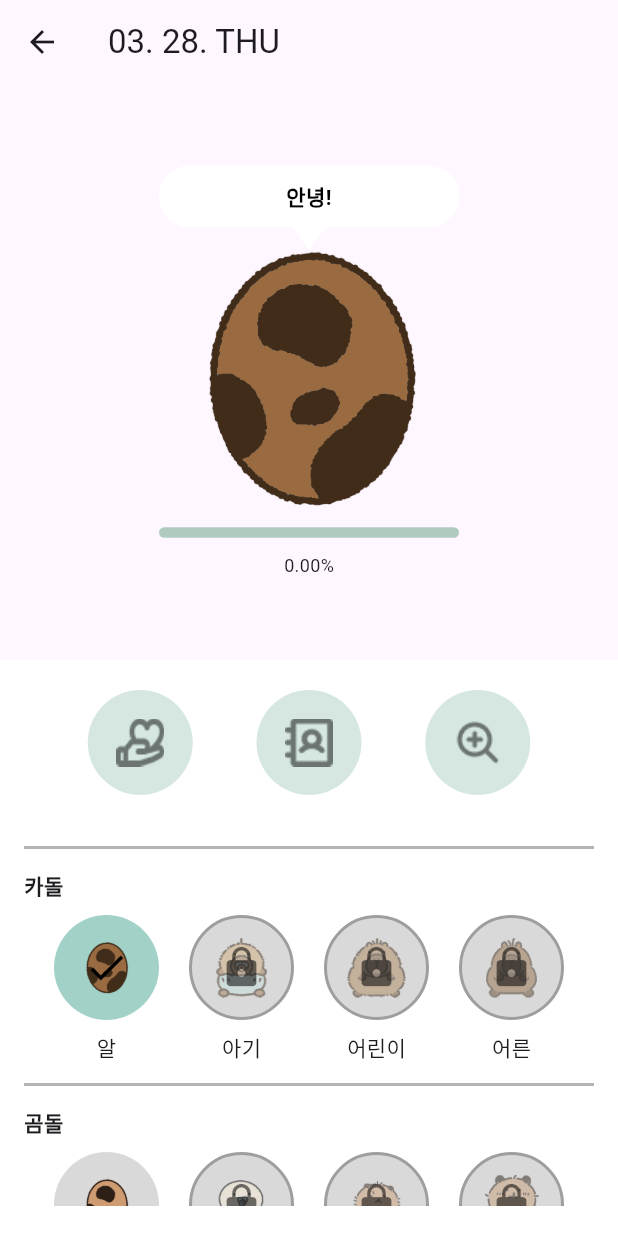
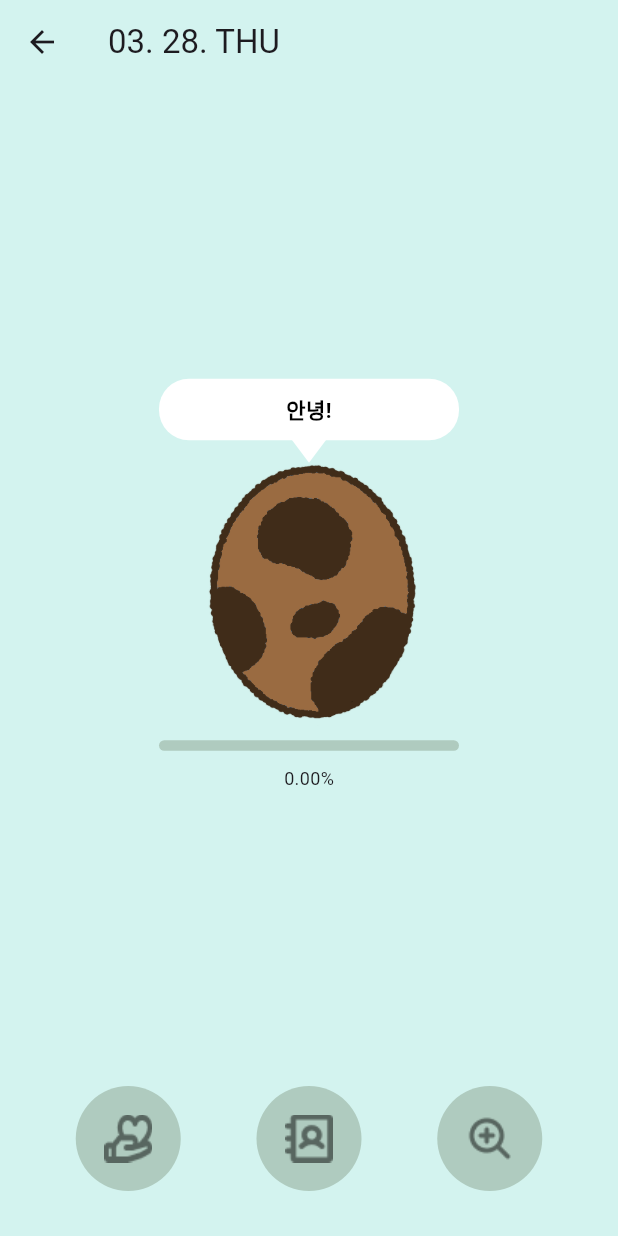
Before and after one commit to rin213104/tamibara, a Flutter app: the CharacterScreen screen opened directly, on a phone screen of 412 x 824 dp. Run offline on Flutter 3.47's test engine with Material 3 defaults, Android fonts, the phone set to English and light mode, and no system bars; our stand-ins replace fluttertoast, shared_preferences, sqflite; accounts and stored records are empty.

Commit message:
Update gaming.dart

```diff
--- a/lib/screen/gaming.dart
+++ b/lib/screen/gaming.dart
@@ -1,6 +1,6 @@
 import 'package:flutter/material.dart';
 import 'dart:math';
-import '../const/colors.dart';
+import '../const/colors.dart'; // Ensure this import is correct and the file exists
 
 void main() {
   runApp(MyApp());
@@ -31,12 +31,13 @@ class CharacterScreen extends StatefulWidget {
   _CharacterScreenState createState() => _CharacterScreenState();
 }
 
-class _CharacterScreenState extends State<CharacterScreen> {
+class _CharacterScreenState extends State<CharacterScreen> with TickerProviderStateMixin {
   String _currentCharacter = '카돌';
   String _currentCharacterImage = 'assets/images/카돌알.png';
-  String _selectedButton = 'assets/images/카돌알.png';
-  bool _isCharacterSelection = true;
   String _currentSentence = '안녕!';
+
+  bool _showCharacterSelection = false;
+  bool _showCharacterStats = false;
 
   final Map<String, List<String>> _characterSentences = {
     '카돌': [
@@ -88,9 +89,9 @@ class _CharacterScreenState extends State<CharacterScreen> {
   };
 
   final Map<String, Map<String, int>> _characterStats = {
-    '카돌': {'growth': 0, 'intimacy': 30, 'stage': 0, 'totalGrowth': -23000},
-    '곰돌': {'growth': 0, 'intimacy': 50, 'stage': 0, 'totalGrowth': -23000},
-    '냥돌': {'growth': 0, 'intimacy': 70, 'stage': 0, 'totalGrowth': -23000},
+    '카돌': {'growth': 0, 'intimacy': 0, 'stage': 0, 'totalGrowth': 0},
+    '곰돌': {'growth': 0, 'intimacy': 0, 'stage': 0, 'totalGrowth': 0},
+    '냥돌': {'growth': 0, 'intimacy': 0, 'stage': 0, 'totalGrowth': 0},
   };
 
   final Map<int, int> _growthRequirements = {
@@ -103,7 +104,6 @@ class _CharacterScreenState extends State<CharacterScreen> {
     setState(() {
       _currentCharacter = character;
       _currentCharacterImage = newImagePath;
-      _selectedButton = newImagePath;
       _updateSentence();
     });
   }
@@ -126,101 +126,44 @@ class _CharacterScreenState extends State<CharacterScreen> {
     }
   }
 
-  void _showCharacterSelection() {
+  void _toggleCharacterSelection() {
     setState(() {
-      _isCharacterSelection = true;
+      _showCharacterSelection = !_showCharacterSelection;
+      _showCharacterStats = false; // 캐릭터 선택창이 열릴 때 캐릭터 상태창을 닫음
     });
   }
 
-  void _showCharacterStats() {
+  void _toggleCharacterStats() {
     setState(() {
-      _isCharacterSelection = false;
+      _showCharacterStats = !_showCharacterStats;
+      _showCharacterSelection = false; // 캐릭터 상태창이 열릴 때 캐릭터 선택창을 닫음
     });
   }
 
-  /*void _increaseGrowth() {
-    setState(() {
-      final stats = _characterStats[_currentCharacter]!;
-      final currentStage = stats['stage']!;
-      final currentGrowth = stats['growth']!;
-      final totalGrowth = stats['totalGrowth']!;
-
-      stats['totalGrowth'] = totalGrowth + 1000;
-
-      if (currentStage < 3) {
-        final requiredGrowth = _growthRequirements[currentStage]!;
-        if (currentGrowth + 1000 >= requiredGrowth) {
-          stats['growth'] = 0;
-          stats['stage'] = currentStage + 1;
-
-          String newImagePath;
-          if (_currentCharacter == '카돌') {
-            newImagePath = 'assets/images/카돌${_stageSuffix(currentStage + 1)}.png';
-          } else if (_currentCharacter == '곰돌') {
-            newImagePath = 'assets/images/곰돌${_stageSuffix(currentStage + 1)}.png';
-          } else {
-            newImagePath = 'assets/images/냥돌${_stageSuffix(currentStage + 1)}.png';
-          }
-          _updateCharacterImage(_currentCharacter, newImagePath);
-        } else {
-          stats['growth'] = currentGrowth + 1000;
-        }
-      } else {
-        stats['growth'] = currentGrowth + 1000;
-      }
-    });
-  }*/
-
-  String _stageSuffix(int stage) {
-    switch (stage) {
-      case 0:
-        return '알';
-      case 1:
-        return '아기';
-      case 2:
-        return '어린이';
-      case 3:
-      default:
-        return '';
-    }
-  }
-  Widget _buildLinearProgressIndicator(int currentStage, int growth, int requiredGrowth, int totalGrowth) {
-    if (currentStage < 3) {
-      return SizedBox(
-        width: 200,
-        child: LinearProgressIndicator(
-          value: growth / requiredGrowth,
-          minHeight: 7,
-          borderRadius: BorderRadius.circular(10),
-          backgroundColor: Color(0xFFAFCBBF),
-          valueColor: AlwaysStoppedAnimation<Color>(Color(0xFF5B9A90)),
+  void _showHeartAnimation(BuildContext context) {
+    final RenderBox buttonRenderBox = context.findRenderObject() as RenderBox;
+    final buttonPosition = buttonRenderBox.localToGlobal(Offset.zero);
+    final overlay = Overlay.of(context);
+    final overlayEntry = OverlayEntry(
+      builder: (context) => Positioned(
+        top: buttonPosition.dy - 50,
+        left: buttonPosition.dx + buttonRenderBox.size.width / 2 - 25,
+        child: HeartAnimation(),
       ),
     );
-    } else {
-      return SizedBox(
-        width: 200,
-        child: LinearProgressIndicator(
-          value: totalGrowth / (totalGrowth + 1),
-          minHeight: 7,
-          borderRadius: BorderRadius.circular(10),
-          backgroundColor: Color(0xFFAFCBBF),
-          valueColor: AlwaysStoppedAnimation<Color>(Color(0xFF5B9A90)),
-        ),
-      );
-    }
+
+    overlay.insert(overlayEntry);
+
+    Future.delayed(Duration(seconds: 2), () {
+      overlayEntry.remove();
+    });
   }
 
   @override
   Widget build(BuildContext context) {
-    final stats = _characterStats[_currentCharacter]!;
-    final growth = stats['growth']!;
-    final totalGrowth = stats['totalGrowth']!;
-    final currentStage = stats['stage']!;
-    final requiredGrowth = _growthRequirements[currentStage] ?? 1;
-    final growthPercentage = (growth / requiredGrowth) * 100;
-
     return Scaffold(
       appBar: AppBar(
+        backgroundColor: PRIMARY_COLOR,
         title: Text('03. 28. THU'),
         leading: IconButton(
           icon: Icon(Icons.arrow_back),
@@ -229,7 +172,9 @@ class _CharacterScreenState extends State<CharacterScreen> {
           },
         ),
       ),
-      body: Column(
+      body: Container(
+        color: PRIMARY_COLOR, // 바디 배경색 설정
+        child: Column(
           children: [
             Expanded(
               flex: 1,
@@ -277,92 +222,84 @@ class _CharacterScreenState extends State<CharacterScreen> {
                     ),
                     SizedBox(
                       width: 200,
-                    child: _buildLinearProgressIndicator(currentStage, growth, requiredGrowth, totalGrowth),
+                      child: _buildLinearProgressIndicator(),
                     ),
                     SizedBox(height: 10),
                     Text(
-                    currentStage < 3 ?  '${growthPercentage.toStringAsFixed(2)}%' : '성장도: $totalGrowth',
+                      '${(_characterStats[_currentCharacter]!['growth']! / _growthRequirements[_characterStats[_currentCharacter]!['stage']!]! * 100).toStringAsFixed(2)}%',
                       style: TextStyle(fontSize: 12),
                     ),
                   ],
                 ),
               ),
             ),
-          Flexible(
-            flex: 1,
+            Container(
+              color: _showCharacterSelection || _showCharacterStats ? Colors.white : Colors.transparent,
+              child: Column(
+                children: [
+                  if (_showCharacterSelection || _showCharacterStats)
+                    SizedBox(height: 30),
+                  Row(
+                    mainAxisAlignment: MainAxisAlignment.spaceEvenly,
+                    children: [
+                      Builder(
+                        builder: (context) => _buildCircleButton('assets/images/love.png', () => _showHeartAnimation(context)),
+                      ),
+                      _buildCircleButton('assets/images/chara.png', _toggleCharacterSelection),
+                      _buildCircleButton('assets/images/plus.png', _toggleCharacterStats),
+                    ],
+                  ),
+                  if (!(_showCharacterSelection || _showCharacterStats))
+                    SizedBox(height: 30),
+                ],
+              ),
+            ),
+            _showCharacterSelection || _showCharacterStats
+                ? Flexible(
               child: FractionallySizedBox(
-              heightFactor: 1.0,
+                heightFactor: 1,
                 child: Container(
                   padding: EdgeInsets.symmetric(vertical: 20, horizontal: 16),
                   color: Colors.white,
                   child: Column(
                     crossAxisAlignment: CrossAxisAlignment.start,
                     children: [
-                    Row(
-                      mainAxisAlignment: MainAxisAlignment.spaceEvenly,
-                      children: [
-                        _buildCircleButton('assets/images/love.png'),
-                        _buildCircleButton('assets/images/chara.png'),
-                        _buildCircleButton('assets/images/plus.png'),
-                        //_buildCircleButton('assets/images/increase.png', _increaseGrowth), //성장도 오르는 버튼
-                      ],
+                      if (_showCharacterSelection)
+                        Expanded(
+                          child: CharacterSelectionScreen(onCharacterSelected: _updateCharacterImage),
                         ),
-                    SizedBox(height: 20),
-                    Divider(
-                      height: 30,
-                      thickness: 2,
-                      color: Color(0xFFB4B4B4),
+                      if (_showCharacterStats)
+                        Expanded(
+                          child: CharacterStatsScreen(
+                            characterStats: _characterStats,
+                            currentCharacter: _currentCharacter,
                           ),
-                    Expanded(
-                      child: _isCharacterSelection
-                          ? SingleChildScrollView(
-                        child: Column(
-                          crossAxisAlignment: CrossAxisAlignment.start,
-                          children: [
-                            _buildCharacterSection('카돌', '카돌'),
-                            Divider(
-                              height: 30,
-                              thickness: 2,
-                              color: Color(0xFFB4B4B4),
-                            ),
-                            _buildCharacterSection('곰돌', '곰돌'),
-                            Divider(
-                              height: 30,
-                              thickness: 2,
-                              color: Color(0xFFB4B4B4),
-                            ),
-                            _buildCharacterSection('냥돌', '냥돌'),
-                          ],
-                        ),
-                      )
-                          : _buildCharacterStats(),
                         ),
                     ],
                   ),
                 ),
               ),
+            )
+                : SizedBox.shrink(),
+          ],
         ),
-        ],
       ),
     );
   }
 
 
   Widget _buildCircleButton(String imagePath, [VoidCallback? onTap]) {
+    final bool isSelected = (_showCharacterSelection && imagePath.contains('chara')) ||
+        (_showCharacterStats && imagePath.contains('plus'));
+
     return InkWell(
-      onTap: onTap ?? () {
-        if (imagePath == 'assets/images/plus.png') {
-          _showCharacterStats();
-        } else if (imagePath == 'assets/images/chara.png') {
-          _showCharacterSelection();
-        }
-      },
+      onTap: onTap,
       borderRadius: BorderRadius.circular(50),
       child: Container(
         width: 70,
         height: 70,
         decoration: BoxDecoration(
-          color: Color(0xFFD5E7E0),
+          color: isSelected ? Color(0xFFAED8CE) : (_showCharacterSelection || _showCharacterStats) ? Color(0xFFD5E7E0) : Color(0xFFAFCBBF),
           shape: BoxShape.circle,
         ),
         child: Center(
@@ -376,117 +313,14 @@ class _CharacterScreenState extends State<CharacterScreen> {
     );
   }
 
-  Widget _buildCharacterSection(String characterName, String imagePrefix) {
-    return Column(
-      crossAxisAlignment: CrossAxisAlignment.start,
-      children: [
-        Text(
-          characterName,
-          style: TextStyle(
-            fontWeight: FontWeight.bold,
-            fontSize: 14,
-          ),
-        ),
-        SizedBox(height: 10),
-        Row(
-          mainAxisAlignment: MainAxisAlignment.spaceEvenly,
-          children: [
-            _buildImageButton('assets/images/${imagePrefix}알.png', '알', characterName, 0),
-            _buildImageButton('assets/images/${imagePrefix}아기.png', '아기', characterName, 1),
-            _buildImageButton('assets/images/${imagePrefix}어린이.png', '어린이', characterName, 2),
-            _buildImageButton('assets/images/${imagePrefix}.png', '어른', characterName, 3),
-          ],
-        ),
-      ],
-    );
-  }
-
-  Widget _buildImageButton(String imagePath, String label, String characterName, int stage) {
-    bool isSelected = _selectedButton == imagePath;
-    bool isUnlocked = _characterStats[characterName]!['stage']! >= stage;
-
-    return Column(
-      children: [
-        InkWell(
-          onTap: () {
-            if (isUnlocked) {
-              _updateCharacterImage(characterName, imagePath);
-            }
-          },
-          borderRadius: BorderRadius.circular(50),
-          child: Container(
-            width: 70,
-            height: 70,
-            decoration: BoxDecoration(
-              color: isSelected ? Color(0xFFA2D2C7) : Color(0xFFD9D9D9),
-              shape: BoxShape.circle,
-              border: Border.all(
-                color: isUnlocked ? Colors.transparent : Colors.grey,
-                width: isUnlocked ? 0 : 2,
-              ),
-            ),
-            child: Stack(
-              alignment: Alignment.center,
-              children: [
-                Opacity(
-                  opacity: isUnlocked ? 1.0 : 0.5,
-                  child: Image.asset(
-                    imagePath,
-                    width: 40,
-                    height: 40,
-                  ),
-                ),
-                if (isSelected && isUnlocked)
-                  Icon(
-                    Icons.check,
-                    color: Colors.black,
-                    size: 30,
-                  ),
-                if (!isUnlocked)
-                  Icon(
-                    Icons.lock,
-                    color: Colors.black54,
-                    size: 30,
-                  ),
-              ],
-            ),
-          ),
-        ),
-        SizedBox(height: 8),
-        Text(label),
-      ],
-    );
-  }
-
-  Widget _buildCharacterStats() {
+  Widget _buildLinearProgressIndicator() {
     final stats = _characterStats[_currentCharacter]!;
     final growth = stats['growth']!;
     final totalGrowth = stats['totalGrowth']!;
-    final intimacy = stats['intimacy']!;
     final currentStage = stats['stage']!;
     final requiredGrowth = _growthRequirements[currentStage] ?? 1;
-
-    return Column(
-      crossAxisAlignment: CrossAxisAlignment.start,
-      children: [
-        Text(
-          '캐릭터 이름 | $_currentCharacter',
-          textAlign: TextAlign.start,
-          style: TextStyle(
-            fontWeight: FontWeight.bold,
-            fontSize: 14,
-          ),
-        ),
-        SizedBox(height: 10),
-        Text(
-          currentStage < 3 ? '성장도 | $growth / $requiredGrowth XP (${_stageSuffix(currentStage)})' : '총 성장도 | $totalGrowth',
-          textAlign: TextAlign.start,
-          style: TextStyle(
-            fontSize: 14,
-          ),
-        ),
-        SizedBox(
-          width: 250,
+    return SizedBox(
+      width: 200,
       child: LinearProgressIndicator(
         value: currentStage < 3 ? growth / requiredGrowth : totalGrowth / (totalGrowth + 1),
         minHeight: 7,
@@ -494,16 +328,6 @@ class _CharacterScreenState extends State<CharacterScreen> {
         backgroundColor: Color(0xFFAFCBBF),
         valueColor: AlwaysStoppedAnimation<Color>(Color(0xFF5B9A90)),
       ),
-        ),
-        SizedBox(height: 10),
-        Text(
-          '친밀도 | $intimacy / 100 (100%)',
-          textAlign: TextAlign.start,
-          style: TextStyle(
-            fontSize: 14,
-          ),
-        ),
-      ],
     );
   }
 }
@@ -525,5 +349,262 @@ class TrianglePainter extends CustomPainter {
   }
 
   @override
-  bool shouldRepaint(CustomPainter oldDelegate) => false;
+  bool shouldRepaint(CustomPainter oldDelegate) {
+    return false;
   }
+}
+
+class CharacterSelectionScreen extends StatelessWidget {
+  final Function(String, String) onCharacterSelected;
+
+  CharacterSelectionScreen({required this.onCharacterSelected});
+
+  final Map<String, Map<String, int>> _characterStats = {
+    '카돌': {'stage': 0},
+    '곰돌': {'stage': 0},
+    '냥돌': {'stage': 0},
+  };
+
+  @override
+  Widget build(BuildContext context) {
+    return SingleChildScrollView(
+      child: Column(
+        crossAxisAlignment: CrossAxisAlignment.start,
+        children: [
+          Divider(
+            height: 30,
+            thickness: 2,
+            color: Color(0xFFB4B4B4),
+          ),
+          _buildCharacterSection(context, '카돌', '카돌'),
+          Divider(
+            height: 30,
+            thickness: 2,
+            color: Color(0xFFB4B4B4),
+          ),
+          _buildCharacterSection(context, '곰돌', '곰돌'),
+          Divider(
+            height: 30,
+            thickness: 2,
+            color: Color(0xFFB4B4B4),
+          ),
+          _buildCharacterSection(context, '냥돌', '냥돌'),
+        ],
+      ),
+    );
+  }
+
+  Widget _buildCharacterSection(BuildContext context, String characterName, String imagePrefix) {
+    return Column(
+      crossAxisAlignment: CrossAxisAlignment.start,
+      children: [
+        Text(
+          characterName,
+          style: TextStyle(
+            fontWeight: FontWeight.bold,
+            fontSize: 14,
+          ),
+        ),
+        //SizedBox(height: 100),
+        Row(
+          mainAxisAlignment: MainAxisAlignment.spaceEvenly,
+          children: [
+            _buildImageButton(context, 'assets/images/${imagePrefix}알.png', '알', characterName, 0),
+            _buildImageButton(context, 'assets/images/${imagePrefix}아기.png', '아기', characterName, 1),
+            _buildImageButton(context, 'assets/images/${imagePrefix}어린이.png', '어린이', characterName, 2),
+            _buildImageButton(context, 'assets/images/${imagePrefix}.png', '어른', characterName, 3),
+          ],
+        ),
+      ],
+    );
+  }
+
+  Widget _buildImageButton(BuildContext context, String imagePath, String label, String characterName, int stage) {
+    final bool isUnlocked = _characterStats[characterName]!['stage']! >= stage;
+
+    return Column(
+      children: [
+        InkWell(
+          onTap: () {
+            if (isUnlocked) {
+              onCharacterSelected(characterName, imagePath);
+            }
+          },
+          borderRadius: BorderRadius.circular(50),
+          child: Container(
+            width: 70,
+            height: 70,
+            decoration: BoxDecoration(
+              color: Color(0xFFD9D9D9),
+              shape: BoxShape.circle,
+              border: Border.all(
+                color: isUnlocked ? Colors.transparent : Colors.grey,
+                width: isUnlocked ? 0 : 2,
+              ),
+            ),
+            child: Stack(
+              alignment: Alignment.center,
+              children: [
+                Opacity(
+                  opacity: isUnlocked ? 1.0 : 0.5,
+                  child: Image.asset(
+                    imagePath,
+                    width: 40,
+                    height: 40,
+                  ),
+                ),
+                if (!isUnlocked)
+                  Icon(
+                    Icons.lock,
+                    color: Colors.black54,
+                    size: 30,
+                  ),
+              ],
+            ),
+          ),
+        ),
+        SizedBox(height: 8),
+        Text(label),
+      ],
+    );
+  }
+}
+
+class CharacterStatsScreen extends StatelessWidget {
+  final Map<String, Map<String, int>> characterStats;
+  final String currentCharacter;
+
+  CharacterStatsScreen({required this.characterStats, required this.currentCharacter});
+
+  final Map<int, int> _growthRequirements = {
+    0: 3600,
+    1: 7200,
+    2: 10800,
+  };
+
+  String _stageSuffix(int stage) {
+    switch (stage) {
+      case 0:
+        return '알';
+      case 1:
+        return '아기';
+      case 2:
+        return '어린이';
+      case 3:
+      default:
+        return '';
+    }
+  }
+
+  @override
+  Widget build(BuildContext context) {
+    final stats = characterStats[currentCharacter]!;
+    final growth = stats['growth']!;
+    final totalGrowth = stats['totalGrowth']!;
+    final intimacy = stats['intimacy']!;
+    final currentStage = stats['stage']!;
+    final requiredGrowth = _growthRequirements[currentStage] ?? 1;
+
+    return SingleChildScrollView(
+      child: Padding(
+        padding: const EdgeInsets.all(16.0),
+        child: Column(
+          crossAxisAlignment: CrossAxisAlignment.start,
+          children: [
+            Divider(
+              height: 30,
+              thickness: 2,
+              color: Color(0xFFB4B4B4),
+            ),
+            Text(
+              '캐릭터 이름 | $currentCharacter',
+              textAlign: TextAlign.start,
+              style: TextStyle(
+                fontWeight: FontWeight.bold,
+                fontSize: 14,
+              ),
+            ),
+            SizedBox(height: 10),
+            Text(
+              currentStage < 3 ? '성장도 | $growth / $requiredGrowth XP (${_stageSuffix(currentStage)})' : '총 성장도 | $totalGrowth',
+              textAlign: TextAlign.start,
+              style: TextStyle(
+                fontSize: 14,
+              ),
+            ),
+            SizedBox(
+              width: 200,
+              child: LinearProgressIndicator(
+                value: currentStage < 3 ? growth / requiredGrowth : totalGrowth / (totalGrowth + 1),
+                minHeight: 7,
+                borderRadius: BorderRadius.circular(10),
+                backgroundColor: Color(0xFFAFCBBF),
+                valueColor: AlwaysStoppedAnimation<Color>(Color(0xFF5B9A90)),
+              ),
+            ),
+            SizedBox(height: 10),
+            Text(
+              '친밀도 | $intimacy / 100 (100%)',
+              textAlign: TextAlign.start,
+              style: TextStyle(
+                fontSize: 14,
+              ),
+            ),
+          ],
+        ),
+      ),
+    );
+  }
+}
+
+class HeartAnimation extends StatefulWidget {
+  @override
+  _HeartAnimationState createState() => _HeartAnimationState();
+}
+
+class _HeartAnimationState extends State<HeartAnimation> with SingleTickerProviderStateMixin {
+  late AnimationController _controller;
+  late Animation<double> _animation;
+
+  @override
+  void initState() {
+    super.initState();
+    _controller = AnimationController(
+      duration: const Duration(seconds: 2),
+      vsync: this,
+    );
+
+    _animation = Tween<double>(begin: 0, end: -150).animate(
+      CurvedAnimation(
+        parent: _controller,
+        curve: Curves.easeOut,
+      ),
+    );
+
+    _controller.forward();
+  }
+
+  @override
+  void dispose() {
+    _controller.dispose();
+    super.dispose();
+  }
+
+  @override
+  Widget build(BuildContext context) {
+    return AnimatedBuilder(
+      animation: _animation,
+      builder: (context, child) {
+        return Transform.translate(
+          offset: Offset(0, _animation.value),
+          child: child,
+        );
+      },
+      child: Icon(
+        Icons.favorite,
+        color: Colors.red,
+        size: 50,
+      ),
+    );
+  }
+}
```
Lines whose indentation alone changed are shown as unchanged.
